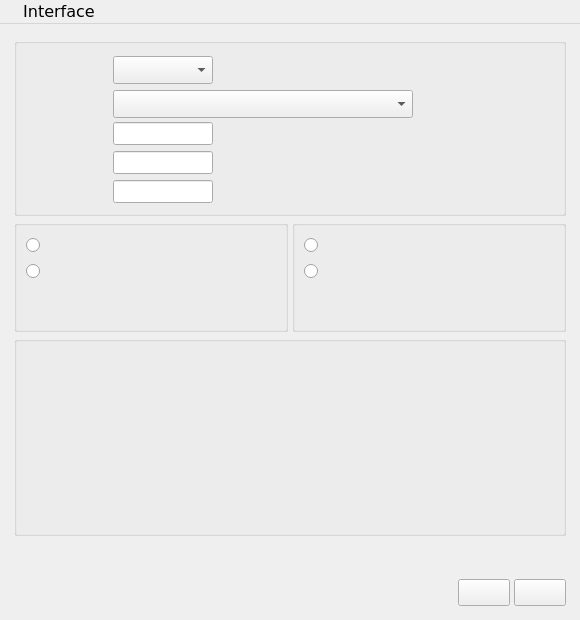
This is meter/mainwindow.ui in cagavriloaie/WFlowLab as Qt 5 draws it before an edit. The edited form follows.
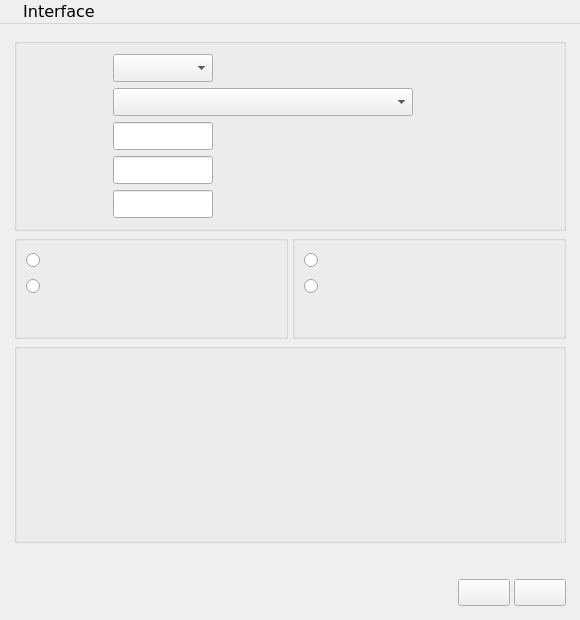
This is the edited form. Icons and pictures are not drawn.

What changed in the file:
```diff
--- a/meter/mainwindow.ui
+++ b/meter/mainwindow.ui
@@ -102,7 +102,7 @@
                <property name="maximumSize">
                 <size>
                  <width>300</width>
-                 <height>23</height>
+                 <height>28</height>
                 </size>
                </property>
                <property name="toolTip">
@@ -152,13 +152,13 @@
                  <property name="minimumSize">
                   <size>
                    <width>100</width>
-                   <height>23</height>
+                   <height>28</height>
                   </size>
                  </property>
                  <property name="maximumSize">
                   <size>
                    <width>100</width>
-                   <height>23</height>
+                   <height>28</height>
                   </size>
                  </property>
                  <property name="toolTip">
@@ -203,13 +203,13 @@
                  <property name="minimumSize">
                   <size>
                    <width>100</width>
-                   <height>23</height>
+                   <height>28</height>
                   </size>
                  </property>
                  <property name="maximumSize">
                   <size>
                    <width>100</width>
-                   <height>23</height>
+                   <height>28</height>
                   </size>
                  </property>
                  <property name="toolTip">
@@ -287,7 +287,7 @@
                <property name="maximumSize">
                 <size>
                  <width>100</width>
-                 <height>23</height>
+                 <height>28</height>
                 </size>
                </property>
                <property name="toolTip">
@@ -346,13 +346,13 @@
                  <property name="minimumSize">
                   <size>
                    <width>100</width>
-                   <height>23</height>
+                   <height>28</height>
                   </size>
                  </property>
                  <property name="maximumSize">
                   <size>
                    <width>100</width>
-                   <height>23</height>
+                   <height>28</height>
                   </size>
                  </property>
                  <property name="toolTip">
```
Left out of the diff: 9 changed lines with no effect on the pictures.
